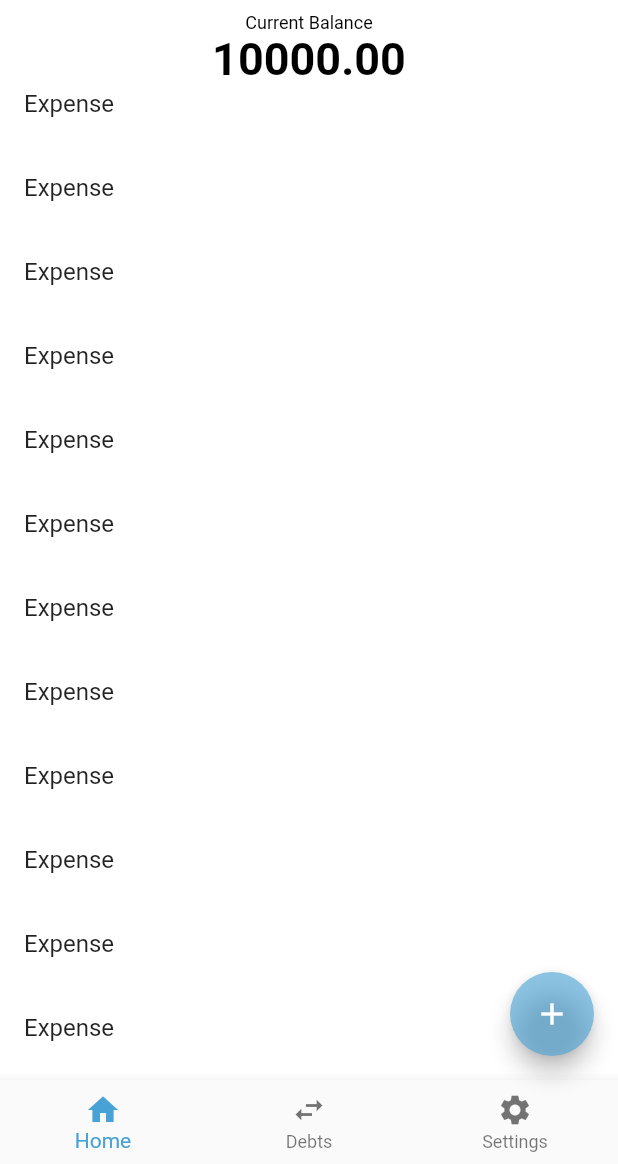
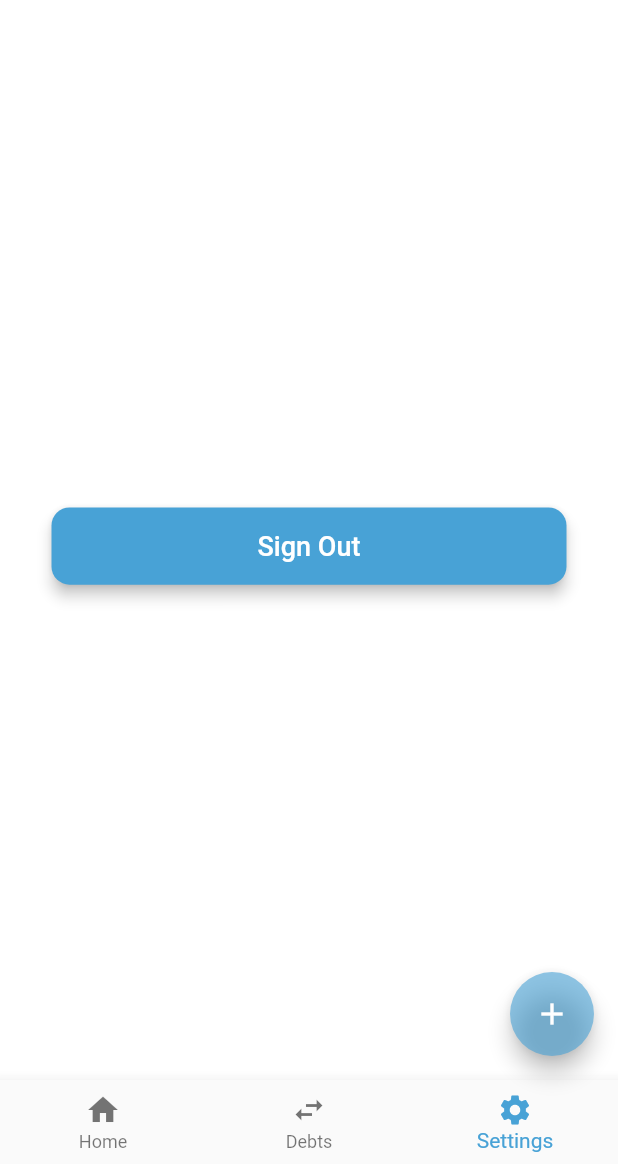
Before and after one commit to adolesamuel/dukka_finance, a Flutter app: the screen it shows once a user with an empty profile is signed in, scrolled down 576 dp, after a tap on the "person" icon, on a phone screen of 412 x 824 dp, the part 72-1236 px from its top. Run offline on Flutter 3.47's test engine with Material 2 defaults, Android fonts, the phone set to English and light mode, and no system bars; our stand-ins replace cloud_firestore, connectivity_plus, dartz, firebase_auth, firebase_core, flutter_dotenv and 4 more; accounts and stored records are empty; Roboto replaces fonts that are missing (Mulish).

Commit message:
added settings page

```diff
--- a/lib/features/common/profile_icon.dart
+++ b/lib/features/common/profile_icon.dart
@@ -1,14 +1,16 @@
 import 'package:flutter/material.dart';
 
 class ProfileIcon extends StatelessWidget {
+  final void Function()? onPressed;
   const ProfileIcon({
     Key? key,
+    this.onPressed,
   }) : super(key: key);
 
   @override
   Widget build(BuildContext context) {
     return IconButton(
-      onPressed: () {},
+      onPressed: onPressed,
       icon: const CircleAvatar(
         child: Icon(Icons.person),
       ),
--- a/lib/features/dashboard/dashboard.dart
+++ b/lib/features/dashboard/dashboard.dart
@@ -3,6 +3,7 @@
 
 import 'package:dukka_finance/features/common/profile_icon.dart';
 import 'package:dukka_finance/features/common/search_icon.dart';
+import 'package:dukka_finance/features/settings/settings.dart';
 import 'package:flutter/material.dart';
 
 class DashboardScreen extends StatefulWidget {
@@ -13,11 +14,29 @@ class DashboardScreen extends StatefulWidget {
 }
 
 class _DashboardScreenState extends State<DashboardScreen> {
+  int _selectedIndex = 0;
+  PageController pageController = PageController();
+
+  void _onItemTapped(int index) {
+    setState(() {
+      _selectedIndex = index;
+    });
+    pageController.animateToPage(
+      index,
+      duration: const Duration(milliseconds: 500),
+      curve: Curves.easeIn,
+    );
+  }
+
   @override
   Widget build(BuildContext context) {
     return Scaffold(
       appBar: AppBar(
-        leading: const ProfileIcon(),
+        leading: ProfileIcon(
+          onPressed: () {
+            _onItemTapped(2);
+          },
+        ),
         title: const Text(
           'Finance Tracker',
         ),
@@ -25,29 +44,31 @@ class _DashboardScreenState extends State<DashboardScreen> {
           SearchIcon(),
         ],
       ),
-      body: SizedBox.expand(
-        child: Column(crossAxisAlignment: CrossAxisAlignment.center, children: [
-          const Text('Current Balance'),
-          const Text(
-            '10000.00',
-            style: TextStyle(
-              fontSize: 30,
-              fontWeight: FontWeight.bold,
-            ),
+      body: PageView(
+        controller: pageController,
+        onPageChanged: (value) {
+          setState(() {
+            _selectedIndex = value;
+          });
+        },
+        children: const [
+          DashboardContent(),
+          SizedBox(
+            child: Text('Payments'),
           ),
-          Expanded(
-              child: ListView.builder(
-                  itemCount: 50,
-                  itemBuilder: ((context, index) => const ListTile(
-                        title: Text('Expense'),
-                      )))),
-        ]),
+          SettingsPage(),
+        ],
       ),
       floatingActionButton: FloatingActionButton(
         onPressed: () {},
         child: const Icon(Icons.add),
       ),
       bottomNavigationBar: BottomNavigationBar(
+        currentIndex: _selectedIndex,
+        onTap: _onItemTapped,
+        // iconSize: 40,
+        // showSelectedLabels: false,
+        // showUnselectedLabels: false,
         items: const [
           BottomNavigationBarItem(icon: Icon(Icons.home), label: 'Home'),
           BottomNavigationBarItem(icon: Icon(Icons.swap_horiz), label: 'Debts'),
@@ -57,3 +78,44 @@ class _DashboardScreenState extends State<DashboardScreen> {
     );
   }
 }
+
+class DashboardContent extends StatefulWidget {
+  const DashboardContent({
+    Key? key,
+  }) : super(key: key);
+
+  @override
+  State<DashboardContent> createState() => _DashboardContentState();
+}
+
+class _DashboardContentState extends State<DashboardContent>
+    with AutomaticKeepAliveClientMixin {
+  @override
+  bool get wantKeepAlive => true;
+
+  @override
+  Widget build(BuildContext context) {
+    super.build(context);
+    return SizedBox.expand(
+      child: Column(crossAxisAlignment: CrossAxisAlignment.center, children: [
+        const Text('Current Balance'),
+        //add Upcoming Debt Tracker.
+        const Text(
+          '10000.00',
+          style: TextStyle(
+            fontSize: 30,
+            fontWeight: FontWeight.bold,
+          ),
+        ),
+        Expanded(
+          child: ListView.builder(
+            itemCount: 50,
+            itemBuilder: (context, index) => const ListTile(
+              title: Text('Expense'),
+            ),
+          ),
+        ),
+      ]),
+    );
+  }
+}
--- /dev/null
+++ b/lib/features/settings/settings.dart
@@ -0,0 +1,38 @@
+import 'package:dukka_finance/features/auth/app/state/auth_state_notifier.dart';
+import 'package:dukka_finance/features/common/button_widget.dart';
+import 'package:flutter/material.dart';
+import 'package:flutter_riverpod/flutter_riverpod.dart';
+
+class SettingsPage extends StatefulWidget {
+  const SettingsPage({super.key});
+
+  @override
+  State<SettingsPage> createState() => _SettingsPageState();
+}
+
+class _SettingsPageState extends State<SettingsPage> {
+  @override
+  void initState() {
+    super.initState();
+    WidgetsBinding.instance.addPostFrameCallback((timeStamp) {
+      //Call list of widgets here
+      //or use it to listen to the list of debtors.
+    });
+  }
+
+  @override
+  Widget build(BuildContext context) {
+    return Consumer(builder: (context, ref, child) {
+      return Scaffold(
+        body: Center(
+          child: AppButton(
+            onPressed: () {
+              ref.read(authStateProvider.notifier).signOut();
+            },
+            text: 'Sign Out',
+          ),
+        ),
+      );
+    });
+  }
+}
```
